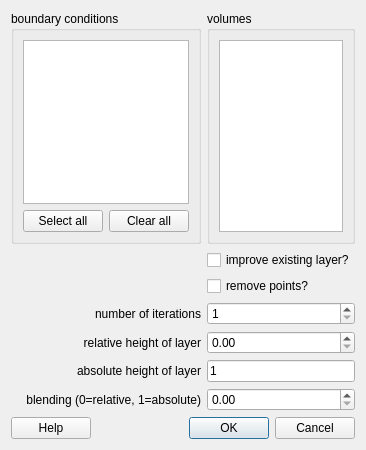
First picture: the form in src/libengrid/guicreateboundarylayer.ui, repository enGits/engrid, before the edit.
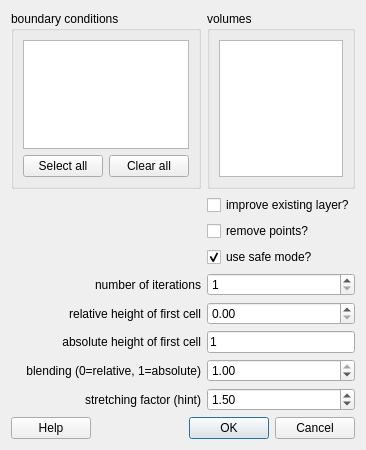
Second picture: the form after the edit. Icons and pictures are not drawn.

Commit message: improved num layers and stretching

The edit to the form file:
```diff
--- a/src/libengrid/guicreateboundarylayer.ui
+++ b/src/libengrid/guicreateboundarylayer.ui
@@ -85,7 +85,7 @@
      </layout>
     </widget>
    </item>
-   <item row="7" column="0" colspan="2">
+   <item row="10" column="0" colspan="2">
     <layout class="QHBoxLayout">
      <item>
       <widget class="QPushButton" name="pushButtonHelp">
@@ -119,7 +119,7 @@
      </item>
     </layout>
    </item>
-   <item row="3" column="0">
+   <item row="4" column="0">
     <widget class="QLabel" name="label">
      <property name="text">
       <string>number of iterations</string>
@@ -129,7 +129,7 @@
      </property>
     </widget>
    </item>
-   <item row="3" column="1">
+   <item row="4" column="1">
     <widget class="QSpinBox" name="spinBoxIterations">
      <property name="minimum">
       <number>1</number>
@@ -143,7 +143,7 @@
      </property>
     </widget>
    </item>
-   <item row="4" column="1">
+   <item row="5" column="1">
     <widget class="QDoubleSpinBox" name="doubleSpinBoxHeight">
      <property name="maximum">
       <double>5.000000000000000</double>
@@ -153,20 +153,10 @@
      </property>
     </widget>
    </item>
-   <item row="4" column="0">
-    <widget class="QLabel" name="label_2">
-     <property name="text">
-      <string>relative height of layer</string>
-     </property>
-     <property name="alignment">
-      <set>Qt::AlignRight|Qt::AlignTrailing|Qt::AlignVCenter</set>
-     </property>
-    </widget>
-   </item>
    <item row="5" column="0">
-    <widget class="QLabel" name="label_4">
+    <widget class="QLabel" name="label_2">
      <property name="text">
-      <string>absolute height of layer</string>
+      <string>relative height of first cell</string>
      </property>
      <property name="alignment">
       <set>Qt::AlignRight|Qt::AlignTrailing|Qt::AlignVCenter</set>
@@ -174,6 +164,16 @@
     </widget>
    </item>
    <item row="6" column="0">
+    <widget class="QLabel" name="label_4">
+     <property name="text">
+      <string>absolute height of first cell</string>
+     </property>
+     <property name="alignment">
+      <set>Qt::AlignRight|Qt::AlignTrailing|Qt::AlignVCenter</set>
+     </property>
+    </widget>
+   </item>
+   <item row="7" column="0">
     <widget class="QLabel" name="label_5">
      <property name="text">
       <string>blending (0=relative, 1=absolute)</string>
@@ -183,17 +183,20 @@
      </property>
     </widget>
    </item>
-   <item row="6" column="1">
+   <item row="7" column="1">
     <widget class="QDoubleSpinBox" name="doubleSpinBoxBlending">
      <property name="maximum">
       <double>1.000000000000000</double>
      </property>
      <property name="singleStep">
-      <double>0.050000000000000</double>
+      <double>0.100000000000000</double>
+     </property>
+     <property name="value">
+      <double>1.000000000000000</double>
      </property>
     </widget>
    </item>
-   <item row="5" column="1">
+   <item row="6" column="1">
     <widget class="QLineEdit" name="lineEditAbsolute">
      <property name="text">
       <string>1</string>
@@ -207,6 +210,42 @@
      </property>
     </widget>
    </item>
+   <item row="8" column="0">
+    <widget class="QLabel" name="label_3">
+     <property name="text">
+      <string>stretching factor (hint)</string>
+     </property>
+     <property name="alignment">
+      <set>Qt::AlignRight|Qt::AlignTrailing|Qt::AlignVCenter</set>
+     </property>
+    </widget>
+   </item>
+   <item row="8" column="1">
+    <widget class="QDoubleSpinBox" name="doubleSpinBoxStretching">
+     <property name="minimum">
+      <double>0.500000000000000</double>
+     </property>
+     <property name="maximum">
+      <double>3.000000000000000</double>
+     </property>
+     <property name="singleStep">
+      <double>0.050000000000000</double>
+     </property>
+     <property name="value">
+      <double>1.500000000000000</double>
+     </property>
+    </widget>
+   </item>
+   <item row="3" column="1">
+    <widget class="QCheckBox" name="checkBoxSafeMode">
+     <property name="text">
+      <string>use safe mode?</string>
+     </property>
+     <property name="checked">
+      <bool>true</bool>
+     </property>
+    </widget>
+   </item>
   </layout>
  </widget>
  <resources>
```
Left out of the diff: 4 changed lines with no effect on the pictures. The commit also changes 10 other files.
